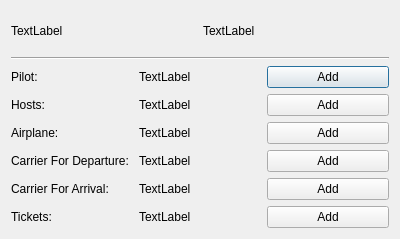
Old version of the form MyProj/flightstatusdialog.ui in the repository shahabbadihi/airport_managementt.
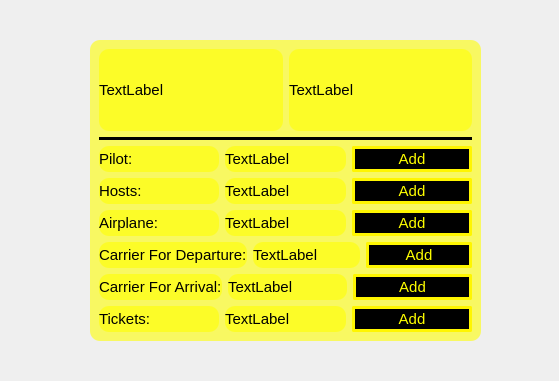
New version of the form. Icons and pictures are not drawn.

The edit to the form file:
```diff
--- a/MyProj/flightstatusdialog.ui
+++ b/MyProj/flightstatusdialog.ui
@@ -6,13 +6,58 @@
    <rect>
     <x>0</x>
     <y>0</y>
-    <width>400</width>
-    <height>239</height>
+    <width>559</width>
+    <height>381</height>
    </rect>
   </property>
   <property name="windowTitle">
    <string>Dialog</string>
   </property>
+  <property name="styleSheet">
+   <string notr="true">QPushButton {
+	
+	background-color: rgb(0, 0, 0);
+	border: 3px solid #fff600;
+	color: rgb(255, 255, 0);
+	border-radius: 2px;
+	height: 20px;
+}
+
+* {
+	font-size: 11pt;
+}
+
+QDialog {
+	border-image: url(:/img/mainwindow_background.jpg) 0 0 0 0 stretch stretch;
+	
+}
+
+QFrame {
+	
+	background-color: rgb(255, 255, 0, 150);
+	border-radius: 10px;
+}
+
+#line {
+	background-color: black;
+}
+</string>
+  </property>
+  <widget class="QFrame" name="frame">
+   <property name="geometry">
+    <rect>
+     <x>90</x>
+     <y>40</y>
+     <width>391</width>
+     <height>301</height>
+    </rect>
+   </property>
+   <property name="frameShape">
+    <enum>QFrame::StyledPanel</enum>
+   </property>
+   <property name="frameShadow">
+    <enum>QFrame::Raised</enum>
+   </property>
   <layout class="QVBoxLayout" name="verticalLayout">
    <item>
     <layout class="QHBoxLayout" name="horizontalLayout_6">
@@ -190,6 +235,7 @@
     </layout>
    </item>
   </layout>
+  </widget>
  </widget>
  <resources/>
  <connections/>
```
Lines whose indentation alone changed are shown as unchanged.
